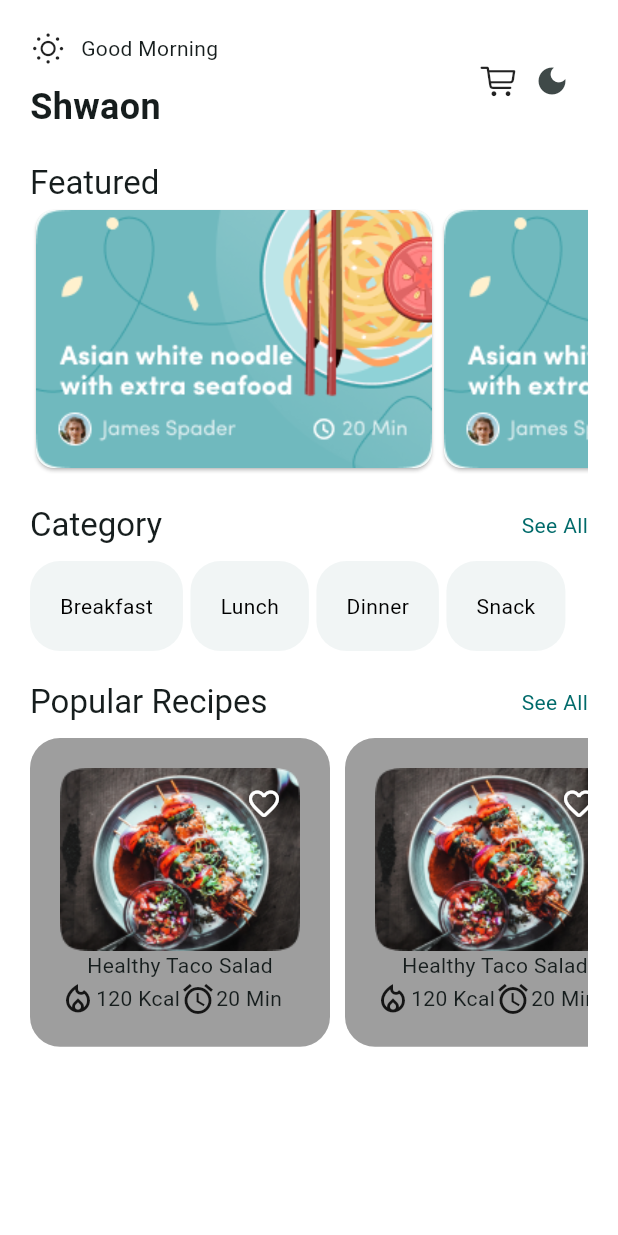
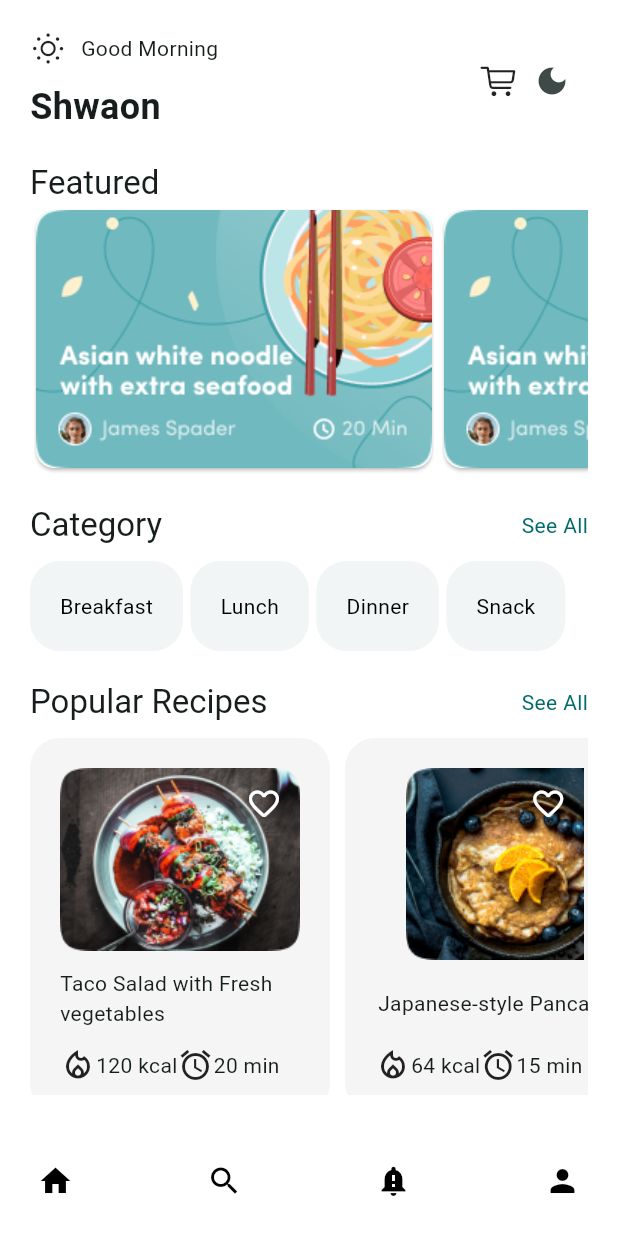
Before and after one commit to mahabubulhasibshawon/recipe_provider, a Flutter app: the screen it shows after launch, on a phone screen of 412 x 824 dp. Run offline on Flutter 3.47's test engine with Material 3 defaults, Android fonts, the phone set to English and light mode, and no system bars; drawn by our look-alikes of google_nav_bar.

Commit message:
bottom nav bar

```diff
--- a/lib/screens/home_screen.dart
+++ b/lib/screens/home_screen.dart
@@ -3,6 +3,7 @@ import 'package:flutter/material.dart';
 import 'package:provider/provider.dart';
 import 'package:reciepe/main.dart';
 import 'package:reciepe/provider/theme_provider.dart';
+import 'package:reciepe/widgets/bottom_nav_bar_widget.dart';
 import 'package:reciepe/widgets/category_widget.dart';
 import 'package:reciepe/widgets/featured_card/featured_card_widget.dart';
 import 'package:reciepe/widgets/recipe_widget.dart';
@@ -18,6 +19,7 @@ class HomeScreen extends StatelessWidget {
       body: SafeArea(
         child: Padding(
           padding: const EdgeInsets.all(20.0),
+          child: SingleChildScrollView(
             child: Column(
               crossAxisAlignment: CrossAxisAlignment.start,
               children: [
@@ -124,18 +126,20 @@ class HomeScreen extends StatelessWidget {
                       scrollDirection: Axis.horizontal,
                       child: Row(
                         children: [
-                        RecipeWidget(),
-                        RecipeWidget(),
-                        RecipeWidget(),
+                          RecipeWidget(image: 'assets/images/salad.png', foodName: 'Taco Salad with Fresh vegetables', cal: '120 kcal', time: '20 min'),
+                          RecipeWidget(image: 'assets/images/pancake.png', foodName: 'Japanese-style Pancake', cal: '64 kcal', time: '15 min'),
                         ],
                       ),
                     ),
                   ],
-              )
+                ),
+                // bottom nav bar
               ],
             ),
           ),
         ),
+      ),
+      bottomNavigationBar: BottomNavBarWidget(),
     );
   }
 }
--- /dev/null
+++ b/lib/widgets/bottom_nav_bar_widget.dart
@@ -0,0 +1,18 @@
+import 'package:flutter/material.dart';
+import 'package:google_nav_bar/google_nav_bar.dart';
+
+class BottomNavBarWidget extends StatelessWidget {
+  const BottomNavBarWidget({super.key});
+
+  @override
+  Widget build(BuildContext context) {
+    return Container(
+      child: GNav(tabs: [
+        GButton(icon: Icons.home,),
+        GButton(icon: Icons.search_sharp),
+        GButton(icon: Icons.notification_important),
+        GButton(icon: Icons.person),
+      ]),
+    );
+  }
+}
--- a/lib/widgets/recipe_widget.dart
+++ b/lib/widgets/recipe_widget.dart
@@ -1,18 +1,24 @@
 import 'package:flutter/material.dart';
 
 class RecipeWidget extends StatelessWidget {
-  const RecipeWidget({super.key});
+  final String image;
+  final String foodName;
+  final String cal;
+  final String time;
+
+  const RecipeWidget({super.key, required this.image, required this.foodName, required this.cal, required this.time});
 
   @override
   Widget build(BuildContext context) {
     return GestureDetector(
       onTap: (){},
       child: Container(
+        height: 250,
         width: 200,
         padding: EdgeInsets.all(20),
         margin: EdgeInsets.only(right: 10),
         decoration: BoxDecoration(
-          color: Colors.grey.shade500,
+          color: Colors.grey.shade100,
           borderRadius: BorderRadius.circular(20)
         ),
         child: Column(
@@ -20,17 +26,19 @@ class RecipeWidget extends StatelessWidget {
             Stack(
               alignment: Alignment.topRight,
               children: [
-                Image.asset('assets/images/salad.png'),
+                Image.asset(image),
                 IconButton(onPressed: (){}, icon: Icon(Icons.favorite_border_rounded,color: Colors.white,))
               ],
             ),
-            Text('Healthy Taco Salad'),
+            Spacer(),
+            Text(foodName),
+            Spacer(),
             Row(
               children: [
                 Icon(Icons.local_fire_department_outlined),
-                Text('120 Kcal'),
+                Text(cal),
                 Icon(Icons.alarm),
-                Text('20 Min')
+                Text(time)
               ],
             )
           ],
--- a/pubspec.yaml
+++ b/pubspec.yaml
@@ -36,6 +36,7 @@ dependencies:
   # Use with the CupertinoIcons class for iOS style icons.
   cupertino_icons: ^1.0.8
   provider: ^6.1.2
+  google_nav_bar: ^5.0.7
 
 dev_dependencies:
   flutter_test:
```
Also changed, not shown: assets/images/pancake.png (added), pubspec.lock. Lines whose indentation alone changed are shown as unchanged.
